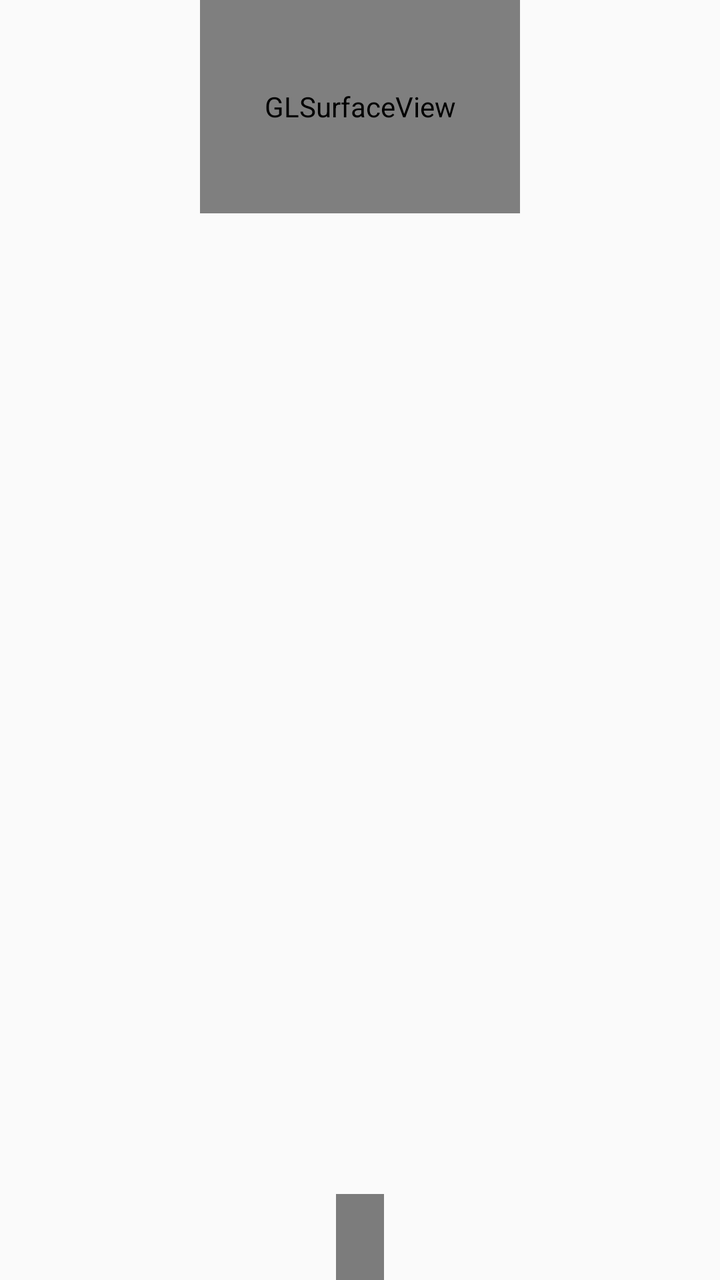
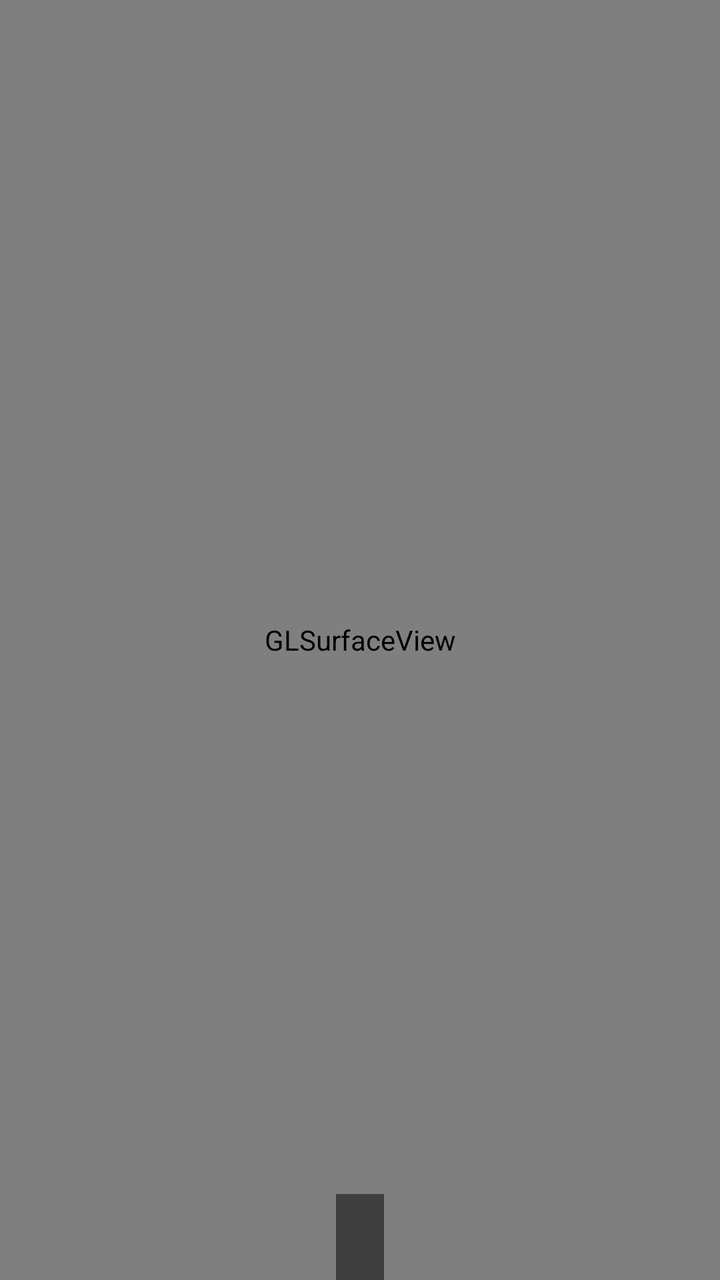

Before-and-after screenshots of an Android layout around one commit, followed by the original layout XML and the change that was made.
<!-- AndroidManifest.xml: application theme Theme.Glessedemo -->
<!-- res/layout/fragment_surface_share.xml -->
<?xml version="1.0" encoding="utf-8"?>
<androidx.constraintlayout.widget.ConstraintLayout xmlns:android="http://schemas.android.com/apk/res/android"
    xmlns:app="http://schemas.android.com/apk/res-auto"
    android:layout_width="match_parent"
    android:layout_height="match_parent">

    <android.opengl.GLSurfaceView
        android:id="@+id/gl_surface_view"
        android:layout_width="480px"
        android:layout_height="320px"
        app:layout_constraintEnd_toEndOf="parent"
        app:layout_constraintStart_toStartOf="parent"
        app:layout_constraintTop_toTopOf="parent" />

    <TextView
        android:id="@+id/tv_info"
        android:layout_width="wrap_content"
        android:layout_height="wrap_content"
        android:layout_marginTop="20dp"
        android:background="#80000000"
        android:padding="12dp"
        android:textColor="@android:color/white"
        android:textSize="14sp"
        app:layout_constraintBottom_toBottomOf="parent"
        app:layout_constraintEnd_toEndOf="parent"
        app:layout_constraintStart_toStartOf="parent" />

</androidx.constraintlayout.widget.ConstraintLayout>
<!-- resources referenced by this layout -->
<resources>
  <style name="Theme.Glessedemo" parent="Theme.AppCompat.Light.NoActionBar" />
</resources>

<!-- the commit's change to res/layout/fragment_surface_share.xml (unified diff, before → after) -->
@@ -6,8 +6,9 @@
 
     <android.opengl.GLSurfaceView
         android:id="@+id/gl_surface_view"
-        android:layout_width="480px"
-        android:layout_height="320px"
+        android:layout_width="0dp"
+        android:layout_height="0dp"
+        app:layout_constraintBottom_toBottomOf="parent"
         app:layout_constraintEnd_toEndOf="parent"
         app:layout_constraintStart_toStartOf="parent"
         app:layout_constraintTop_toTopOf="parent" />
